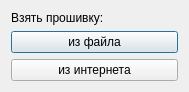
This is src/mmpm/ui/selectsourcedialog.ui in alex-krutikov/MkStudio as Qt 5 draws it before an edit. The edited form follows.
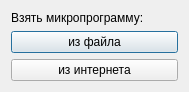
This is the edited form.

Commit message: MMpM: Исправлен GUI при прошивке из интернета.

```diff
--- a/src/mmpm/ui/selectsourcedialog.ui
+++ b/src/mmpm/ui/selectsourcedialog.ui
@@ -17,7 +17,7 @@
    <item>
     <widget class="QLabel" name="label">
      <property name="text">
-      <string>Взять прошивку:</string>
+      <string>Взять микропрограмму:</string>
      </property>
     </widget>
    </item>
```
The commit also changes 4 other files.
